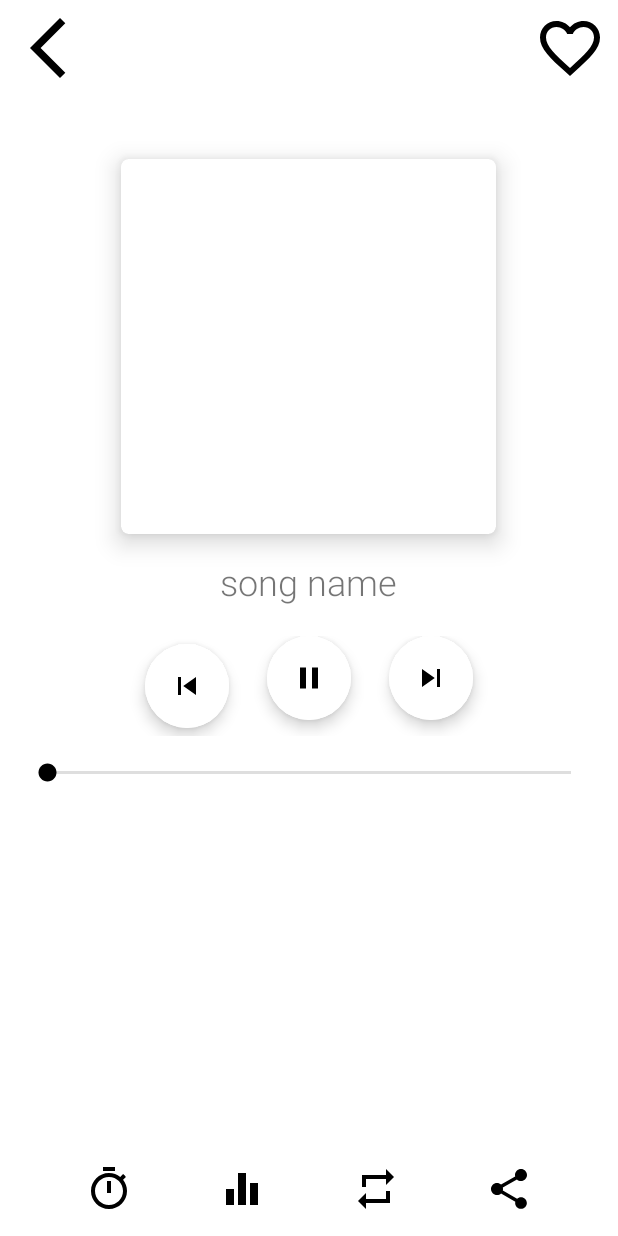
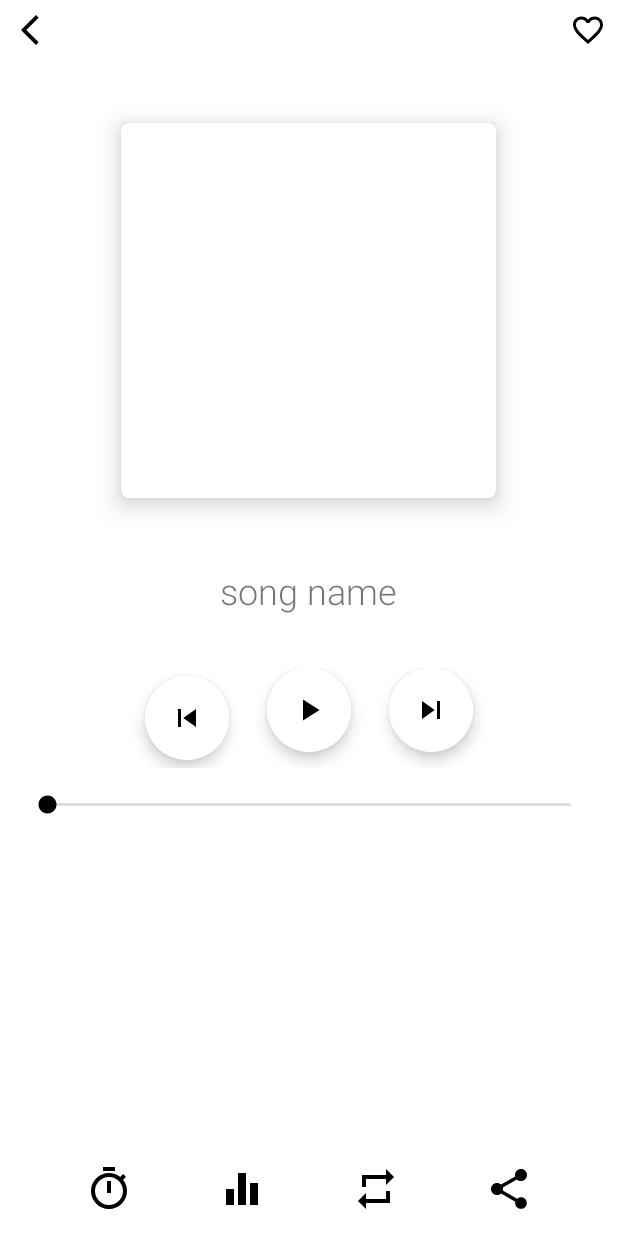
Before and after one commit to TheSalimi/MusicPlayer, an Android app: the PlayerActivity screen opened directly, with no data from a screen before it, on a phone screen of 412 x 824 dp. Run offline under Robolectric (Android 15) with nearby library versions, the phone set to English and light mode, and no system bars.

Commit message:
PlayerActivity and UI

```diff
--- a/app/src/main/AndroidManifest.xml
+++ b/app/src/main/AndroidManifest.xml
@@ -12,6 +12,7 @@
         android:label="@string/app_name"
         android:roundIcon="@mipmap/musicplayer_icon_round"
         android:supportsRtl="true"
+        android:requestLegacyExternalStorage="true"
         android:theme="@style/Theme.MusicPlayer"
         tools:targetApi="31">
         <activity
--- a/app/src/main/java/com/example/musicplayer/MainActivity.kt
+++ b/app/src/main/java/com/example/musicplayer/MainActivity.kt
@@ -24,7 +24,7 @@ class MainActivity : AppCompatActivity() {
     private lateinit var musicAdapeter: MusicAdapter
 
     companion object {
-        private lateinit var musicList: ArrayList<Music>
+        lateinit var musicList: ArrayList<Music>
     }
 
     override fun onCreate(savedInstanceState: Bundle?) {
--- a/app/src/main/java/com/example/musicplayer/MusicAdapter.kt
+++ b/app/src/main/java/com/example/musicplayer/MusicAdapter.kt
@@ -32,6 +32,8 @@ class MusicAdapter(private val context: Context, private val musicList: ArrayLis
         Glide.with(context).load(musicList[position].artUri).into(holder.image)
         holder.root.setOnClickListener{
             val intent = Intent(context , PlayerActivity::class.java)
+            intent.putExtra("index" , position)
+            intent.putExtra("class" , "MusicAdapter")
             ContextCompat.startActivity(context , intent , null)
         }
     }
--- a/app/src/main/res/drawable/ic_back.xml
+++ b/app/src/main/res/drawable/ic_back.xml
@@ -1,6 +1,6 @@
 <vector xmlns:android="http://schemas.android.com/apk/res/android"
-    android:width="48dp"
-    android:height="48dp"
+    android:width="24dp"
+    android:height="24dp"
     android:tint="#000000"
     android:viewportWidth="24"
     android:viewportHeight="24">
--- a/app/src/main/res/drawable/ic_fav_black.xml
+++ b/app/src/main/res/drawable/ic_fav_black.xml
@@ -1,6 +1,6 @@
 <vector xmlns:android="http://schemas.android.com/apk/res/android"
-    android:width="48dp"
-    android:height="48dp"
+    android:width="24dp"
+    android:height="24dp"
     android:viewportWidth="24"
     android:viewportHeight="24">
     <path
--- a/app/src/main/res/layout/activity_player.xml
+++ b/app/src/main/res/layout/activity_player.xml
@@ -40,7 +40,9 @@
         android:layout_gravity="center_horizontal"
         app:cardElevation="10dp"
         app:cardCornerRadius="5dp"
-        android:layout_marginTop="50dp">
+        android:layout_marginTop="50dp"
+        android:layout_marginBottom="30dp">
+
 
         <com.google.android.material.imageview.ShapeableImageView
             android:id="@+id/musicPic"
@@ -57,7 +59,8 @@
         android:layout_height="wrap_content"
         android:layout_gravity="center_horizontal"
         android:text="song name"
-        android:layout_marginTop="15dp"
+        android:layout_margin="15dp"
+        android:layout_marginTop="30dp"
         android:ellipsize="end"
         android:maxLines="1"
         android:fontFamily="sans-serif-light"
@@ -79,9 +82,10 @@
             android:layout_marginTop="5dp" />
 
         <com.google.android.material.floatingactionbutton.ExtendedFloatingActionButton
+            android:id="@+id/playPauseButton"
             android:layout_width="wrap_content"
             android:layout_height="wrap_content"
-            app:icon="@drawable/ic_pause"
+            app:icon="@drawable/ic_play"
             android:layout_marginRight="25dp"
             android:layout_marginLeft="25dp"
             android:backgroundTint="@color/white" />
```
Also changed, not shown: app/src/main/java/com/example/musicplayer/PlayerActivity.kt (+62 -0 lines).
